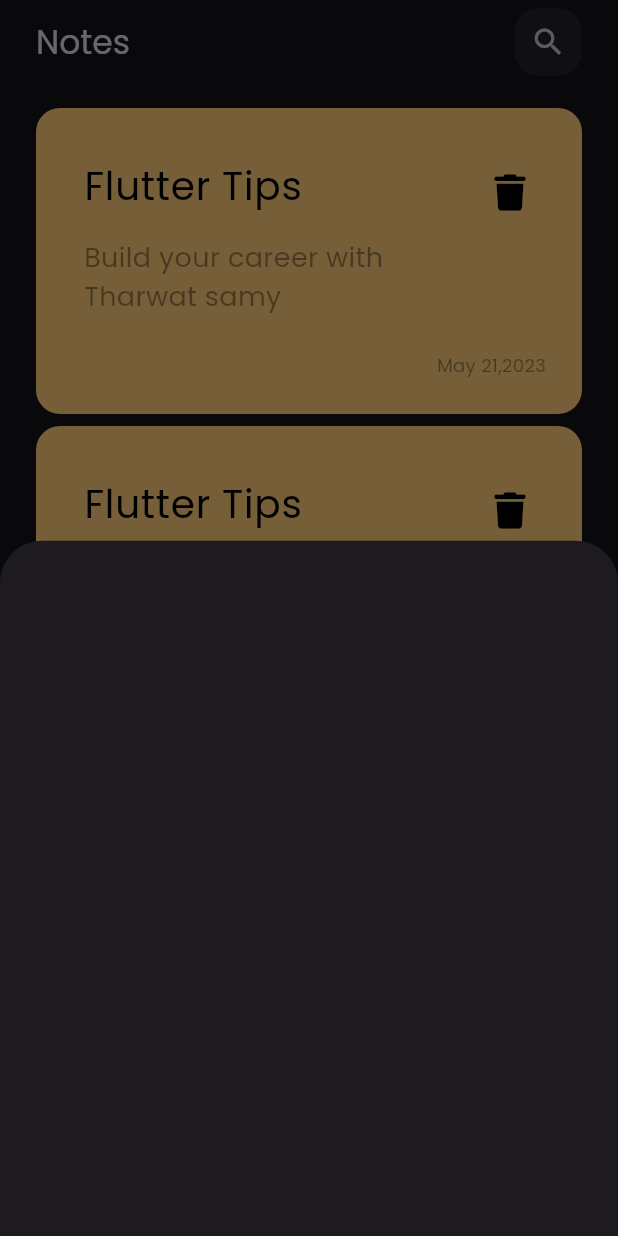
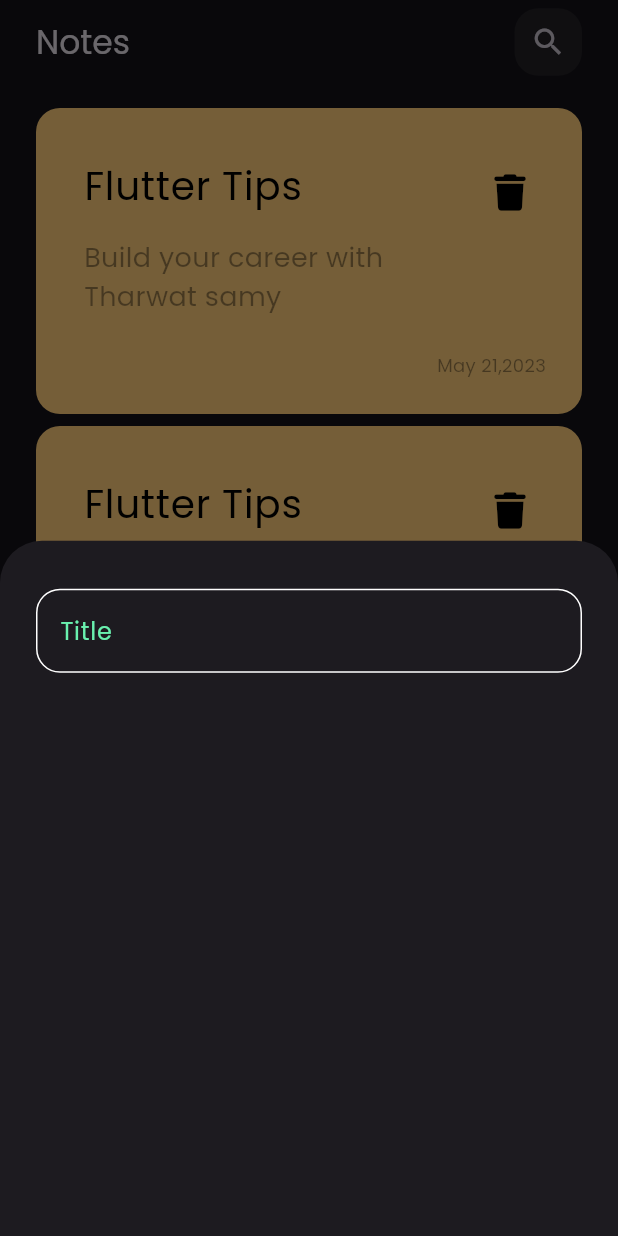
Before and after one commit to Shrouk-Ashraf/notes_app, a Flutter app: the screen it shows after launch, after a tap on the "add" icon, on a phone screen of 412 x 824 dp. Run offline on Flutter 3.47's test engine with Material 3 defaults, Android fonts, the phone set to English and light mode, and no system bars; our stand-ins replace font_awesome_flutter.

Commit message:
create custom text field & add padding to note bottom sheet

```diff
--- a/lib/widgets/add_note_bottom_sheet.dart
+++ b/lib/widgets/add_note_bottom_sheet.dart
@@ -1,10 +1,18 @@
 import 'package:flutter/material.dart';
+import 'package:notes_app/widgets/custom_text_field.dart';
 
 class AddNoteBottomSheet extends StatelessWidget {
   const AddNoteBottomSheet({Key? key}) : super(key: key);
 
   @override
   Widget build(BuildContext context) {
-    return  Container();
+    return const Padding(
+      padding: EdgeInsets.symmetric(horizontal: 24,vertical: 32),
+      child: Column(
+        children: [
+          CustomTextField()
+        ],
+      ),
+    );
   }
 }
--- /dev/null
+++ b/lib/widgets/custom_text_field.dart
@@ -0,0 +1,31 @@
+import 'package:flutter/material.dart';
+
+
+class CustomTextField extends StatelessWidget {
+  const CustomTextField({Key? key}) : super(key: key);
+
+  @override
+  Widget build(BuildContext context) {
+    return TextField(
+      cursorColor: Colors.greenAccent,
+      decoration: InputDecoration(
+        labelText: "Title",
+        labelStyle: const TextStyle(
+          color: Colors.greenAccent
+        ),
+        border: buildBorder(),
+        enabledBorder: buildBorder(),
+        focusedBorder: buildBorder(color: Colors.greenAccent),
+      ),
+    );
+  }
+
+  OutlineInputBorder buildBorder({color}) {
+    return OutlineInputBorder(
+        borderRadius: BorderRadius.circular(16),
+        borderSide: BorderSide(
+          color: color ?? Colors.white
+        )
+      );
+  }
+}
```
